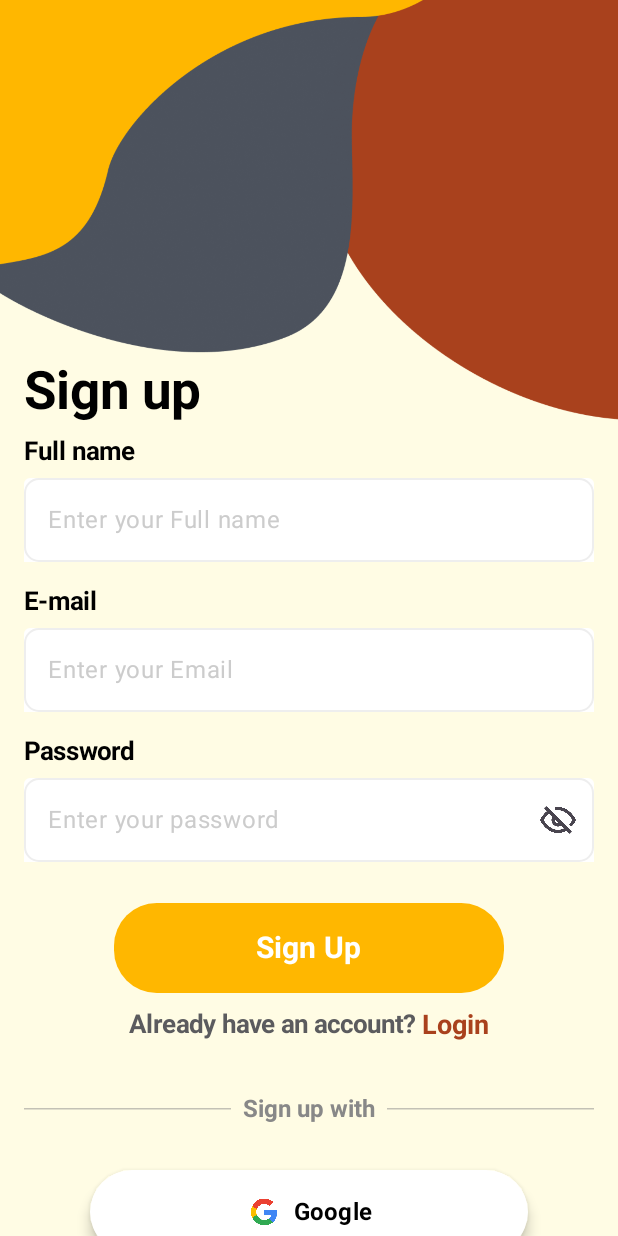
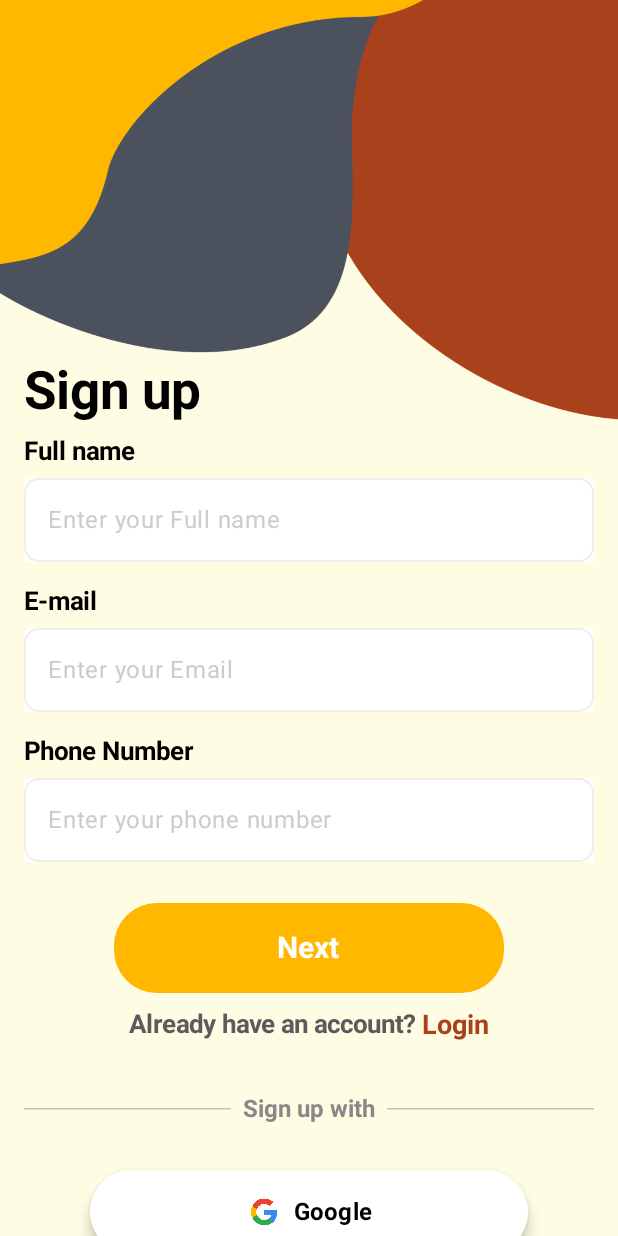
Before and after one commit to nxnrrr/deliveryapp, an Android app built with Jetpack Compose: the RegisterScreen screen opened through its navigation route, on a phone screen of 412 x 824 dp. Run offline under Robolectric (Android 15) with nearby library versions, the phone set to English and light mode, and no system bars; network calls fail; Roboto replaces fonts that are not available here.

Commit message:
We changed the auth screens

```diff
--- a/app/src/main/java/com/example/deliveryapp/ApiService.kt
+++ b/app/src/main/java/com/example/deliveryapp/ApiService.kt
@@ -23,8 +23,8 @@ interface ApiService {
     @POST("auth/login")
     suspend fun login(@Body loginRequest: LoginRequest): Response<AuthResponse>
 
-//    @POST("auth/register")
-//    suspend fun register(@Body registerRequest: AuthRequest): Response<AuthResponse>
+    @POST("auth/register")
+    suspend fun register(@Body registerRequest: RegisterRequest): Response<AuthResponse>
 //
 //    @GET("auth")
 //    suspend fun checkAuth(): Response<AuthResponse>
--- a/app/src/main/java/com/example/deliveryapp/AuthScreens.kt
+++ b/app/src/main/java/com/example/deliveryapp/AuthScreens.kt
@@ -49,16 +49,14 @@ import androidx.compose.ui.unit.dp
 import androidx.compose.ui.unit.sp
 
 @Composable
-fun RegisterScreen(
-    onRegisterSuccess: () -> Unit,
+fun RegisterScreenOne(
+    onNext: () -> Unit,
     onLogin: () -> Unit
 ) {
     var name by remember { mutableStateOf("") }
     var email by remember { mutableStateOf("") }
-    var password by remember { mutableStateOf("") }
+    var phoneNumber by remember { mutableStateOf("") }
     val context = LocalContext.current
-    var passwordVisible by remember { mutableStateOf(false) }
-    val visualTransformation = if (passwordVisible) VisualTransformation.None else PasswordVisualTransformation()
     val image = painterResource(id = R.drawable.header)
 
     Box(
@@ -154,12 +152,263 @@ fun RegisterScreen(
         Spacer(modifier = Modifier.height(16.dp)) // Add space between fields
 
         // Password Field Section
-        Text(fontSize = 17.sp, text = "Password", fontWeight = FontWeight.Bold)
+        Text(fontSize = 17.sp, text = "Phone Number", fontWeight = FontWeight.Bold)
         Spacer(modifier = Modifier.height(8.dp))
 
-        var isFocusedPassword by remember { mutableStateOf(false) }
 
+        var isFocusedPhone by remember { mutableStateOf(false) }
         TextField(
+            value = phoneNumber,
+            onValueChange = { input ->
+                if (input.matches(Regex("^\\d*\$"))) {
+                    phoneNumber = input
+                } },
+            modifier = Modifier
+                .fillMaxWidth()
+                .border(
+                    width = 1.dp,
+                    color = if (isFocusedPhone) Color(0xFFFFB700) else Color(0xFFEEEEEE), // Change border color based on focus
+                    shape = RoundedCornerShape(10.dp)
+                )
+                .onFocusChanged { focusState -> isFocusedPhone = focusState.isFocused },
+            colors = TextFieldDefaults.colors(
+                focusedTextColor = Color.Black,
+                unfocusedTextColor = Color.Black,
+                focusedContainerColor = Color.White,
+                unfocusedContainerColor = Color.White,
+                focusedIndicatorColor = Color.Transparent,
+                unfocusedIndicatorColor = Color.Transparent
+            ),
+            placeholder = {
+                Text(
+                    text = "Enter your phone number",
+                    color = Color.LightGray,
+                    fontSize = 16.sp
+                )
+            }
+        )
+
+
+        Button(
+            onClick = {
+                if (email.isNotEmpty() && phoneNumber.isNotEmpty() && name.isNotEmpty()) {
+                    val sharedPrefs =
+                        context.getSharedPreferences("user_prefs", MODE_PRIVATE)
+                    sharedPrefs.edit()
+                        .putString("password", phoneNumber)
+                        .putString("email", email)
+                        .putString("name", name)
+                        .apply()
+                    onNext()
+
+                } else {
+                    Toast.makeText(context, "Please fill in all fields", Toast.LENGTH_SHORT)
+                        .show()
+                }
+            },
+            modifier = Modifier
+                .fillMaxWidth()
+                .offset(y = 27.dp)
+                .padding(horizontal = 60.dp)
+                .height(60.dp),
+            colors = ButtonDefaults.buttonColors(
+                containerColor = Color(0xFFFFB700), // Background color
+                contentColor = Color.White  // Text color inside the button
+            ),
+            shape = RoundedCornerShape(28.5.dp),
+        ) {
+            Text(fontSize = 20.sp, text = "Next", fontWeight = FontWeight.Bold)
+        }
+        Spacer(modifier = Modifier.height(8.dp))
+        Row(
+            horizontalArrangement = Arrangement.Center,
+            modifier = Modifier
+                .fillMaxWidth()
+                .offset(y = 20.dp)
+                .padding(top = 10.dp),
+        ) {
+            Text(
+                text = "Already have an account? ",
+                fontSize = 17.sp,
+                fontWeight = FontWeight.Bold,
+                color = Color(0xFF5B5B5E)
+            )
+            Text(
+                text = "Login",
+                fontSize = 18.sp,
+                color = Color(0xFFA9411D),
+                fontWeight = FontWeight.Bold,
+                modifier = Modifier.clickable { onLogin() } // Clickable action for "Login"
+            )
+        }
+    }
+    Button(
+        onClick = { /* Google sign up logique wela maembalich */ },
+        modifier = Modifier
+            .fillMaxWidth()
+            .padding(horizontal = 60.dp)
+            .offset(y = 780.dp)
+            .height(56.dp),
+        colors = ButtonDefaults.buttonColors(
+            containerColor = Color.White, // Button background color
+            contentColor = Color.Black    // Default text/icon color
+        ),
+        shape = RoundedCornerShape(28.dp), // Rounded edges for the button
+        elevation = ButtonDefaults.buttonElevation(5.dp) // Shadow effect
+    ) {
+        Row(
+            verticalAlignment = Alignment.CenterVertically,
+            horizontalArrangement = Arrangement.Center,
+            modifier = Modifier.fillMaxSize()
+        ) {
+            Icon(
+                painter = painterResource(id = R.drawable.ic_google_logo),
+                contentDescription = "Google logo",
+                tint = Color.Unspecified,
+                modifier = Modifier.size(24.dp) // Icon size
+            )
+            Spacer(modifier = Modifier.width(8.dp)) // Space between icon and text
+            Text(
+                text = "Google",
+                fontSize = 16.sp,
+                fontWeight = FontWeight.Bold
+            )
+        }
+        Button(
+            onClick = {
+                if (email.isNotEmpty() && phoneNumber.isNotEmpty() && name.isNotEmpty()) {
+                    val sharedPrefs =
+                        context.getSharedPreferences("user_prefs", MODE_PRIVATE)
+                    sharedPrefs.edit()
+                        .putString("password", phoneNumber)
+                        .putString("email", email)
+                        .putString("name", name)
+                        .apply()
+                    onNext()
+
+                } else {
+                    Toast.makeText(context, "Please fill in all fields", Toast.LENGTH_SHORT)
+                        .show()
+                }
+            },
+            modifier = Modifier
+                .fillMaxWidth()
+                .offset(y = 27.dp)
+                .padding(horizontal = 60.dp)
+                .height(60.dp),
+            colors = ButtonDefaults.buttonColors(
+                containerColor = Color(0xFFFFB700), // Background color
+                contentColor = Color.White  // Text color inside the button
+            ),
+            shape = RoundedCornerShape(28.5.dp),
+        ) {
+            Text(fontSize = 20.sp, text = "Next", fontWeight = FontWeight.Bold)
+        }
+        Spacer(modifier = Modifier.height(8.dp))
+        Row(
+            horizontalArrangement = Arrangement.Center,
+            modifier = Modifier
+                .fillMaxWidth()
+                .offset(y = 20.dp)
+                .padding(top = 10.dp),
+        ) {
+            Text(
+                text = "Already have an account? ",
+                fontSize = 17.sp,
+                fontWeight = FontWeight.Bold,
+                color = Color(0xFF5B5B5E)
+            )
+            Text(
+                text = "Login",
+                fontSize = 18.sp,
+                color = Color(0xFFA9411D),
+                fontWeight = FontWeight.Bold,
+                modifier = Modifier.clickable { onLogin() } // Clickable action for "Login"
+            )
+        }
+    }
+    Row(
+        modifier = Modifier
+            .fillMaxWidth()
+            .offset(y = 730.dp)
+            .padding(horizontal = 16.dp), // Adjusts spacing from screen edges
+        verticalAlignment = Alignment.CenterVertically, // Centers the text and dividers vertically
+        horizontalArrangement = Arrangement.SpaceBetween // Ensures spacing between elements
+    ) {
+        HorizontalDivider(
+            modifier = Modifier
+                .weight(1f), // Makes the divider take equal space on both sides
+            thickness = 1.dp,
+            color = Color.Gray.copy(alpha = 0.5f) // Light gray color
+        )
+
+        Text(
+            text = "Sign up with",
+            fontSize = 16.sp,
+            fontWeight = FontWeight.Bold,
+            color = Color.Gray,
+            modifier = Modifier.padding(horizontal = 8.dp) // Space around the text
+        )
+
+        HorizontalDivider(
+            modifier = Modifier
+                .weight(1f),
+            thickness = 1.dp,
+            color = Color.Gray.copy(alpha = 0.5f)
+        )
+    }
+}
+
+@Composable
+fun RegisterScreenTwo(onRegisterSuccess: () -> Unit,
+                      onLogin: () -> Unit) {
+    var password by remember { mutableStateOf("") }
+    var confirmPassword by remember { mutableStateOf("") }
+    val context = LocalContext.current
+    var passwordVisible by remember { mutableStateOf(false) }
+    var ConfirmedPasswordVisible by remember { mutableStateOf(false) }
+    var confirmPasswordVisible by remember { mutableStateOf(false) }
+    val visualTransformation = if (passwordVisible) VisualTransformation.None else PasswordVisualTransformation()
+    val visualTransformationConfirmed = if (confirmPasswordVisible) VisualTransformation.None else PasswordVisualTransformation()
+    val image = painterResource(id = R.drawable.header)
+    var isFocusedPassword by remember { mutableStateOf(false) }
+    var isFocusedConfirmedPassword by remember { mutableStateOf(false) }
+
+    Box(
+        modifier = Modifier
+            .fillMaxWidth()
+            .padding(top = 0.dp)
+    ) {
+        Image(
+            painter = image,
+            contentDescription = "top background",
+            modifier = Modifier
+                .fillMaxWidth()
+                .height(280.dp),
+            contentScale = ContentScale.Crop,
+        )
+    }
+    Text(
+        text = "You are almost \nthere..",
+        modifier = Modifier.padding(top = 240.dp, start = 16.dp),
+        fontSize = 35.sp,
+        fontWeight = FontWeight.Bold,
+        color = Color.Black
+    )
+
+    Text(
+        text = "Please enter your password!",
+        modifier = Modifier.padding(top = 330.dp, start = 16.dp),
+        fontSize = 17.sp,
+        color = Color(0xFF5B5B5E)
+    )
+    Column(
+        modifier = Modifier
+            .fillMaxSize()
+            .padding(top = 140.dp, start = 16.dp, end = 16.dp),
+        verticalArrangement = Arrangement.Center // Ensure it starts at the top
+    ) {
+            TextField(
             value = password,
             onValueChange = { password = it },
             visualTransformation = visualTransformation, // Apply the visual transformation based on visibility
@@ -203,20 +452,74 @@ fun RegisterScreen(
                 )
             }
         )
+        Spacer(modifier = Modifier.height(8.dp))
+        TextField(
+            value = confirmPassword,
+            onValueChange = { confirmPassword = it },
+            visualTransformation = visualTransformationConfirmed, // Apply the visual transformation based on visibility
+            trailingIcon = {
+                val icon = if (confirmPasswordVisible)
+                    painterResource(id = R.drawable.eye) // Your "eye-open" icon
+                else
+                    painterResource(id = R.drawable.hidden) // Your "eye-closed" icon
 
-
+                IconButton(onClick = {
+                    ConfirmedPasswordVisible = !ConfirmedPasswordVisible // Toggle visibility state
+                }, modifier = Modifier.size(24.dp)) {
+                    Icon(painter = icon, contentDescription = "Toggle password visibility")
+                }
+            },
+            keyboardOptions = KeyboardOptions(
+                keyboardType = KeyboardType.Password, // Use password keyboard
+                imeAction = ImeAction.Done // Action button in the keyboard
+            ),
+            modifier = Modifier
+                .fillMaxWidth()
+                .border(
+                    width = 1.dp,
+                    color = if (isFocusedConfirmedPassword) Color(0xFFFFB700) else Color(0xFFEEEEEE),
+                    shape = RoundedCornerShape(10.dp)
+                )
+                .onFocusChanged { focusState -> isFocusedConfirmedPassword = focusState.isFocused },
+            colors = TextFieldDefaults.colors(
+                focusedTextColor = Color.Black,
+                unfocusedTextColor = Color.Black,
+                focusedContainerColor = Color.White,
+                unfocusedContainerColor = Color.White,
+                focusedIndicatorColor = Color.Transparent,
+                unfocusedIndicatorColor = Color.Transparent
+            ),
+            placeholder = {
+                Text(
+                    text = "Confirm your password",
+                    color = Color.LightGray,
+                    fontSize = 16.sp
+                )
+            }
+        )
         Button(
             onClick = {
-                if (email.isNotEmpty() && password.isNotEmpty() && name.isNotEmpty()) {
-                    val sharedPrefs =
-                        context.getSharedPreferences("user_prefs", MODE_PRIVATE)
-                    sharedPrefs.edit()
-                        .putString("password", password)
-                        .putString("email", email)
-                        .putString("name", name)
-                        .apply()
-                    onRegisterSuccess()
-
+                if (password.isNotEmpty() && confirmPassword.isNotEmpty()) {
+                    if (password == confirmPassword) {
+                        val sharedPrefs =
+                            context.getSharedPreferences("user_prefs", MODE_PRIVATE)
+                        val email = sharedPrefs.getString("email", "")
+                        val name = sharedPrefs.getString("name", "")
+                        var phoneNumber = sharedPrefs.getString("phone", "")
+                        val registerRequest = email?.let {
+                            RegisterRequest(
+                                name = name,
+                                email = it,
+                                phoneNumber = phoneNumber,
+                                password = it
+                            )
+                        }
+                        // Call the register API
+                        // authModel.register(registerRequest)
+                        onRegisterSuccess()
+                    } else {
+                        Toast.makeText(context, "Passwords do not match", Toast.LENGTH_SHORT).show()
+                    }
                 } else {
                     Toast.makeText(context, "Please fill in all fields", Toast.LENGTH_SHORT)
                         .show()
@@ -233,7 +536,7 @@ fun RegisterScreen(
             ),
             shape = RoundedCornerShape(28.5.dp),
         ) {
-            Text(fontSize = 20.sp, text = "Sign Up", fontWeight = FontWeight.Bold)
+            Text(fontSize = 20.sp, text = "Next", fontWeight = FontWeight.Bold)
         }
         Spacer(modifier = Modifier.height(8.dp))
         Row(
@@ -257,7 +560,8 @@ fun RegisterScreen(
                 modifier = Modifier.clickable { onLogin() } // Clickable action for "Login"
             )
         }
-    }
+
+}
     Button(
         onClick = { /* Google sign up logique wela maembalich */ },
         modifier = Modifier
@@ -588,132 +892,6 @@ fun AuthScreen(
 }
 
 @Composable
-fun AccountVerificationScreen(
-    onCodeSent: () -> Unit,
-    onBack: () -> Unit
-) {
-    var phoneNumber by remember { mutableStateOf("") }
-    val context = LocalContext.current
-
-    Box(
-        modifier = Modifier
-            .fillMaxWidth()
-            .padding(top = 0.dp)
-    ) {
-        Image(
-            painter = painterResource(id = R.drawable.header),
-            contentDescription = "top background",
-            modifier = Modifier
-                .fillMaxWidth()
-                .height(280.dp),
-            contentScale = ContentScale.Crop,
-        )
-    }
-
-    Text(
-        text = "Account \nVerification",
-        modifier = Modifier.padding(top = 240.dp, start = 16.dp),
-        fontSize = 35.sp,
-        fontWeight = FontWeight.Bold,
-        color = Color.Black
-    )
-
-    Text(
-        text = "Please enter your phone number. We will send you a verification code.",
-        modifier = Modifier.padding(top = 330.dp, start = 16.dp),
-        fontSize = 17.sp,
-        color = Color(0xFF5B5B5E)
-    )
-
-    Column(
-        modifier = Modifier
-            .fillMaxSize()
-            .padding(top = 380.dp, start = 16.dp, end = 16.dp),
-        verticalArrangement = Arrangement.Top
-    ) {
-        var isFocused by remember { mutableStateOf(false) }
-
-        TextField(
-            value = phoneNumber,
-            onValueChange = {
-                    input ->
-                // regex to filter only numeric input
-                if (input.matches(Regex("^\\d*\$"))) {
-                    phoneNumber = input
-                }
-            },
-            modifier = Modifier
-                .fillMaxWidth()
-                .border(
-                    width = 1.dp,
-                    color = if (isFocused) Color(0xFFFFB700) else Color(0xFFEEEEEE),
-                    shape = RoundedCornerShape(10.dp)
-                )
-                .onFocusChanged { focusState -> isFocused = focusState.isFocused },
-            colors = TextFieldDefaults.colors(
-                focusedTextColor = Color.Black,
-                unfocusedTextColor = Color.Black,
-                focusedContainerColor = Color.White,
-                unfocusedContainerColor = Color.White,
-                focusedIndicatorColor = Color.Transparent,
-                unfocusedIndicatorColor = Color.Transparent
-            ),
-            keyboardOptions = KeyboardOptions(keyboardType = KeyboardType.Number),
-            placeholder = {
-                Text(
-                    text = "Enter your phone number",
-                    color = Color.LightGray,
-                    fontSize = 16.sp
-                )
-            }
-        )
-
-        Spacer(modifier = Modifier.height(24.dp))
-
-        Button(
-            onClick = {
-                if (phoneNumber.isNotEmpty()) {
-                    // Here you would typically send the verification code
-                    Toast.makeText(context, "Verification code sent!", Toast.LENGTH_SHORT).show()
-                    onCodeSent()
-                }
-                else {
-                    Toast.makeText(context, "Please enter your phone number", Toast.LENGTH_SHORT).show()
-                }
-            },
-            modifier = Modifier
-                .fillMaxWidth()
-                .padding(horizontal = 60.dp)
-                .height(60.dp),
-            colors = ButtonDefaults.buttonColors(
-                containerColor = Color(0xFFFFB700),
-                contentColor = Color.White
-            ),
-            shape = RoundedCornerShape(28.5.dp)
-        ) {
-            Text(fontSize = 20.sp, text = "SEND CODE", fontWeight = FontWeight.Bold)
-        }
-
-        Spacer(modifier = Modifier.height(16.dp))
-
-        Row(
-            horizontalArrangement = Arrangement.Center,
-            modifier = Modifier
-                .fillMaxWidth()
-                .padding(top = 10.dp),
-        ) {
-            Text(
-                text = "Go Back",
-                fontSize = 18.sp,
-                color = Color(0xFFA9411D),
-                fontWeight = FontWeight.Bold,
-                modifier = Modifier.clickable { onBack() }
-            )
-        }
-    }
-}
-
-@Composable
 fun VerificationCodeScreen(
     onVerificationSuccess: () -> Unit,
     onBack: () -> Unit
--- a/app/src/main/java/com/example/deliveryapp/MainActivity.kt
+++ b/app/src/main/java/com/example/deliveryapp/MainActivity.kt
@@ -83,27 +83,40 @@ class MainActivity : ComponentActivity() {
                 SplashScreenThree(onNext = { navController.navigate("login") })
             }
             composable("register") {
-                RegisterScreen(onRegisterSuccess = {
-                    navController.navigate("account_verification") {
-                        popUpTo("register") { inclusive = true }
-                    }
-                },
+                RegisterScreenOne(
+                    onNext = { navController.navigate("register_step_two")
+                    },
                     onLogin = {
                         navController.navigate("login") {
                             popUpTo("register") { inclusive = true }
                         }
-                    })
+                    }
+                )
             }
-            composable("account_verification") {
-                AccountVerificationScreen(
-                    onCodeSent = { navController.navigate("verification_code") },
-                    onBack = {
-                        navController.navigate("register") {
-                            popUpTo("account_verification") { inclusive = true }
+
+            composable("register_step_two") {
+                RegisterScreenTwo(onRegisterSuccess = {
+                        navController.navigate("verification_code") {
+                            popUpTo("register") { inclusive = true }
+                        }
+                    },
+                    onLogin = {
+                        navController.navigate("login") {
+                            popUpTo("register") { inclusive = true }
                         }
                     }
                 )
             }
+//            composable("account_verification") {
+//                AccountVerificationScreen(
+//                    onCodeSent = { navController.navigate("verification_code") },
+//                    onBack = {
+//                        navController.navigate("register") {
+//                            popUpTo("register_step_two") { inclusive = true }
+//                        }
+//                    }
+//                )
+//            }
             composable("verification_code") {
                 VerificationCodeScreen(
                     onVerificationSuccess = {
@@ -111,8 +124,10 @@ class MainActivity : ComponentActivity() {
                             popUpTo("verification_code") { inclusive = true }
                         }
                     },
-                    onBack = { navController.navigateUp() }
-                )
+                    onBack = { navController.navigate("register_step_two") {
+                        popUpTo("verification_code") { inclusive = true }
+                    }
+            } )
             }
             composable("final_step") {
                 AddingProfilePicture(
```
